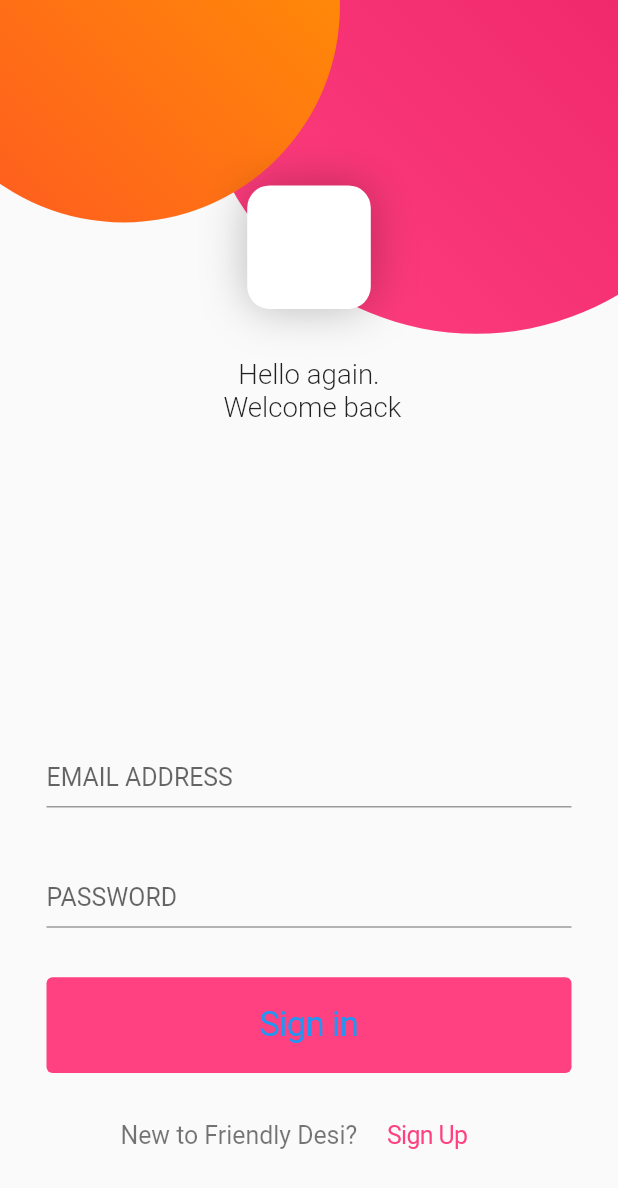
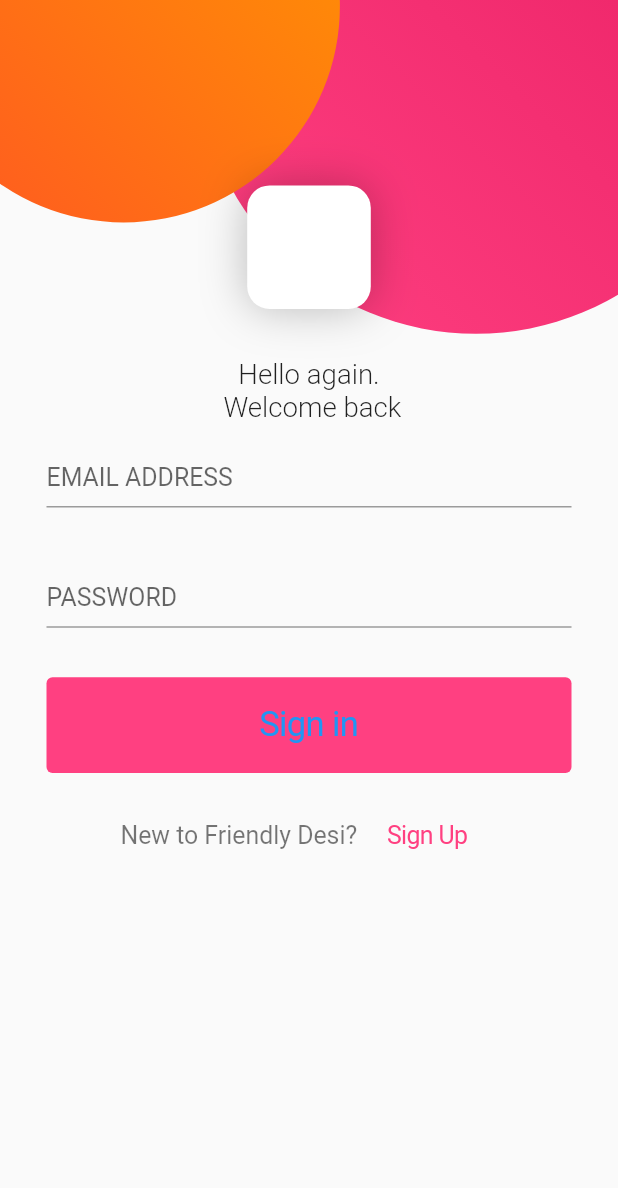
Before and after one commit to japhernandez/responsiveApp, a Flutter app: the screen it shows after launch, on a phone screen of 412 x 824 dp. Shown: the top 1188 px of the screen. Run offline on Flutter 3.47's test engine with Material 2 defaults, Android fonts, the phone set to English and light mode, and no system bars; our stand-ins replace flutter_secure_storage; accounts and stored records are empty.

Commit message:
cambiar lógica de equivalencia en clase responsive

```diff
--- a/lib/pages/login.dart
+++ b/lib/pages/login.dart
@@ -84,8 +84,6 @@ class _LoginPageState extends State<LoginPage> {
   Widget _singleChildScrollView(size, responsive) {
     return SingleChildScrollView(
       child: Container(
-        width: size.width,
-        height: size.height,
         child: SafeArea(
           child: Column(
             mainAxisAlignment: MainAxisAlignment.spaceBetween,
--- a/lib/utils/responsive.dart
+++ b/lib/utils/responsive.dart
@@ -2,12 +2,16 @@ import 'dart:math' as match;
 import 'package:flutter/material.dart';
 
 class ResponsiveDesign {
+  BuildContext baseContext;
   double width, height, inch;
 
   ResponsiveDesign(BuildContext context) {
-    final size = MediaQuery.of(context).size;
+    baseContext = context;
+
+    var size = MediaQuery.of(context).size;
     width = size.width;
     height = size.height;
+
     // Teorema de pitagoras
     // c2 = a2 + b2 => c2 = sqrt(a2 + b2)
     inch = match.sqrt(match.pow(width, 2) + match.pow(height, 2));
@@ -15,12 +19,22 @@ class ResponsiveDesign {
 
   // Ancho
   double widthPercent(double percent) {
-    return width * percent / 100;
+    var orient = MediaQuery.of(baseContext).orientation;
+    if (orient == Orientation.portrait) {
+      return width * percent / 100;
+    } else {
+      return height * percent / 100;
+    }
   }
 
   // Alto
   double heightPercent(double percent) {
-    return height * percent / 100;
+    var orient = MediaQuery.of(baseContext).orientation;
+    if (orient == Orientation.portrait) {
+      return height * percent / 100;
+    } else {
+      return width * percent / 100;
+    }
   }
 
   // Diagonal
```
